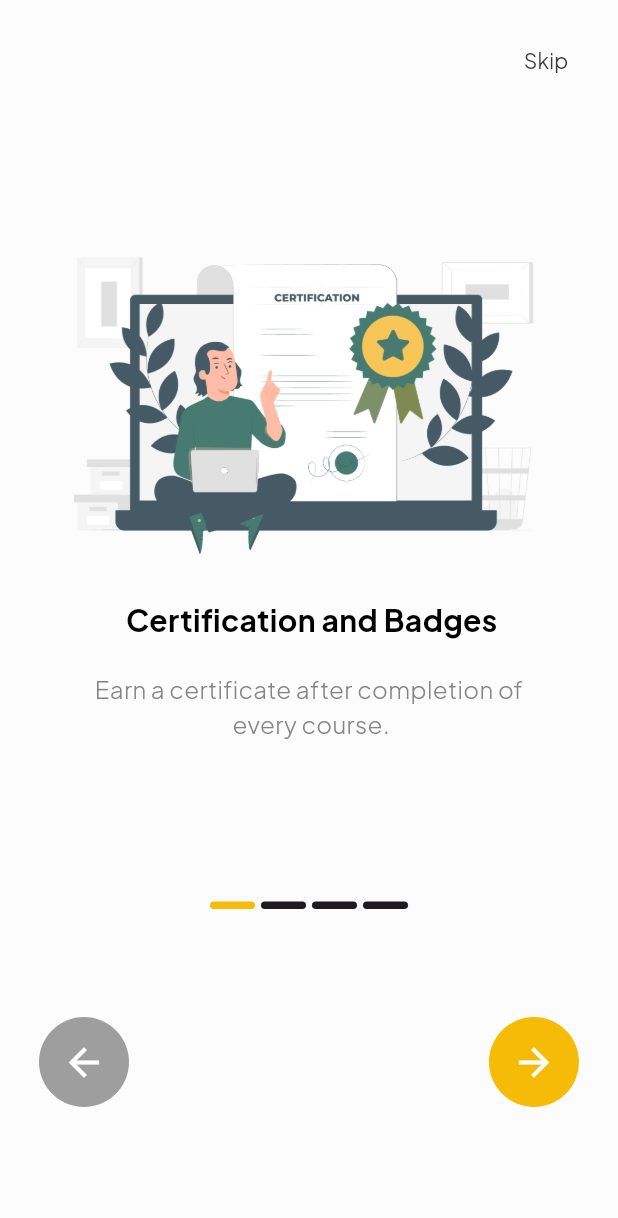
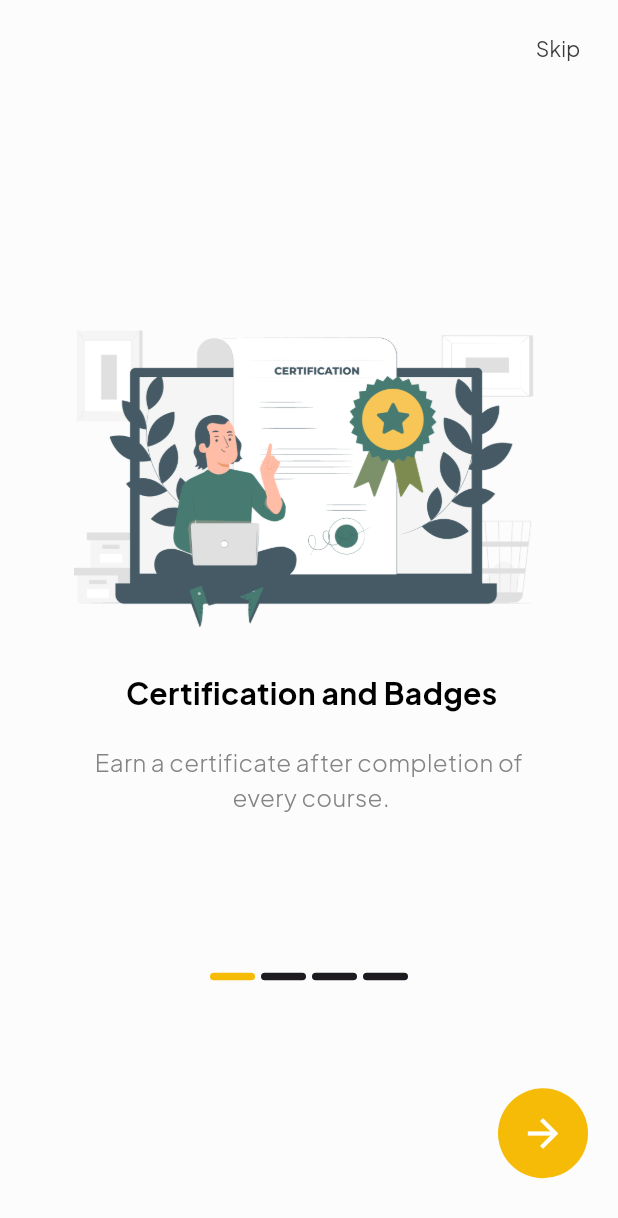
Before and after one commit to ShimaaElnaggar/Edu_Vesta, a Flutter app: the screen it shows after launch, on a phone screen of 412 x 824 dp. Shown: the top 1218 px of the screen. Run offline on Flutter 3.47's test engine with Material 3 defaults, Android fonts, the phone set to English and light mode, and no system bars.

Commit message:
responsive ui

```diff
--- a/lib/views/Home/home_view.dart
+++ /dev/null
@@ -1,16 +0,0 @@
-
-import 'package:flutter/material.dart';
-
-class HomeView extends StatefulWidget {
-  const HomeView({super.key});
-
-  @override
-  State<HomeView> createState() => _HomeViewState();
-}
-
-class _HomeViewState extends State<HomeView> {
-  @override
-  Widget build(BuildContext context) {
-    return const Placeholder();
-  }
-}
--- a/lib/views/On Boarding/on_boarding.dart
+++ b/lib/views/On Boarding/on_boarding.dart
@@ -1,9 +1,9 @@
 import 'package:edu_vesta/models/on_board.dart';
 import 'package:edu_vesta/utils/color_utility.dart';
-import 'package:edu_vesta/views/Home/home_view.dart';
 import 'package:edu_vesta/widgets/dots_indicator.dart';
 import 'package:edu_vesta/widgets/on_board_arrows.dart';
 import 'package:edu_vesta/widgets/on_boarding_content.dart';
+import 'package:flutter/foundation.dart';
 import 'package:flutter/material.dart';
 
 class OnBoarding extends StatefulWidget {
@@ -66,19 +66,16 @@ class _OnBoardingState extends State<OnBoarding> {
   Widget build(BuildContext context) {
     return SafeArea(
       child: Scaffold(
-          body: Padding(
-        padding: const EdgeInsets.all(16.0),
-        child:
-            Column(crossAxisAlignment: CrossAxisAlignment.stretch, children: [
-          Row(
+          body: Column(
+              children: [
+                Padding(
+                  padding: const EdgeInsets.all(8.0),
+                  child: pageIndex == demoData.length - 1 ? const SizedBox.shrink() : Row(
                     mainAxisAlignment: MainAxisAlignment.end,
                     children: [
                       TextButton(
                         onPressed: () {
-                  Navigator.push(
-                    context,
-                    MaterialPageRoute(builder: (context) => const HomeView()),
-                  );
+                          pageController.jumpToPage(demoData.length - 1);
                         },
                         child: const Text(
                           'Skip',
@@ -90,8 +87,12 @@ class _OnBoardingState extends State<OnBoarding> {
                       ),
                     ],
                   ),
+                ),
+                kIsWeb ? const SizedBox(height: 40,) : const SizedBox(height: 50,),
                 Expanded(
+                  flex: 3,
                   child: PageView.builder(
+                    physics: const NeverScrollableScrollPhysics(),
                       controller: pageController,
                       onPageChanged: (index) {
                         setState(() {
@@ -107,7 +108,9 @@ class _OnBoardingState extends State<OnBoarding> {
                         );
                       }),
                 ),
-          //const SizedBox(height: 40,),
+                Expanded(
+                    child: Column(
+                      children: [
                         Row(
                           mainAxisAlignment: MainAxisAlignment.center,
                           children: [
@@ -121,46 +124,55 @@ class _OnBoardingState extends State<OnBoarding> {
                             ),
                           ],
                         ),
-          const SizedBox(
+                        kIsWeb ? const SizedBox(
+                          height: 30,
+                        ) : const SizedBox(
                           height: 70,
                         ),
                         Padding(
-            padding: const EdgeInsets.symmetric(horizontal: 10),
+                          padding: const EdgeInsets.symmetric(horizontal: 20),
                           child: Row(
                             mainAxisAlignment: MainAxisAlignment.spaceBetween,
                             children: [
+                              if (pageIndex > 0)
                                 OnBoardArrows(
                                   onPressed: () {
-                    if (pageIndex > 0) {
                                     pageController.previousPage(
                                       duration: const Duration(milliseconds: 300),
-                          curve: Curves.ease);
-                    }
+                                      curve: Curves.ease,
+                                    );
                                   },
                                   icon: Icons.arrow_back,
-                  color: pageIndex == 0 ? Colors.grey : ColorUtility.secondary,
+                                  color:  Colors.grey,
                                 ),
+                              if (pageIndex < demoData.length - 1)
+                                Expanded(
+                                  child: Row(
+                                    mainAxisAlignment: MainAxisAlignment.end,
+                                    children: [
                                       OnBoardArrows(
                                         onPressed: () {
-                    if (pageIndex < demoData.length - 1) {
                                           pageController.nextPage(
                                             duration: const Duration(milliseconds: 300),
-                          curve: Curves.ease);
-                    }
+                                            curve: Curves.ease,
+                                          );
                                         },
                                         icon: Icons.arrow_forward,
-                  color: pageIndex == demoData.length - 1
-                      ? Colors.grey
-                      : ColorUtility.secondary,
+                                        color: ColorUtility.secondary,
+                                      ),
+                                    ],
+                                  ),
                                 ),
                             ],
                           ),
                         ),
                        const SizedBox(
-            height: 70,
+                          height: 50,
                         ),
-        ]),
-      )),
+                      ],
+                    ),
+                ),
+              ])),
     );
   }
 }
--- a/lib/widgets/on_board_arrows.dart
+++ b/lib/widgets/on_board_arrows.dart
@@ -1,3 +1,4 @@
+import 'package:flutter/foundation.dart';
 import 'package:flutter/material.dart';
 
 class OnBoardArrows extends StatelessWidget {
@@ -14,8 +15,8 @@ class OnBoardArrows extends StatelessWidget {
   @override
   Widget build(BuildContext context) {
     return Container(
-      height: 60,
-      width: 60,
+      height: kIsWeb ? 42 : 60,
+      width: kIsWeb ? 42 : 60,
       decoration: BoxDecoration(
         color: color,
         borderRadius: BorderRadius.circular(30),
@@ -25,7 +26,7 @@ class OnBoardArrows extends StatelessWidget {
         icon: Icon(
           icon,
           color: Colors.white,
-          size: 30,
+          size: kIsWeb ? 22.5 : 30,
         ),
       ),
     );
--- a/lib/widgets/on_boarding_content.dart
+++ b/lib/widgets/on_boarding_content.dart
@@ -13,13 +13,12 @@ class OnBoardingContent extends StatelessWidget {
   @override
   Widget build(BuildContext context) {
     return Column(
+      crossAxisAlignment: CrossAxisAlignment.center,
       mainAxisAlignment: MainAxisAlignment.center,
       children: [
-        Center(
-          child: Image.asset(
-            image,
-            height: 200,
-          ),
+        Image.asset(
+          image,
+          height: 200,
         ),
         const SizedBox(
           height: 30,
@@ -45,7 +44,6 @@ class OnBoardingContent extends StatelessWidget {
             color: ColorUtility.grey,
           ),
         ),
-
       ],
     );
   }
```
Lines whose indentation alone changed are shown as unchanged.
